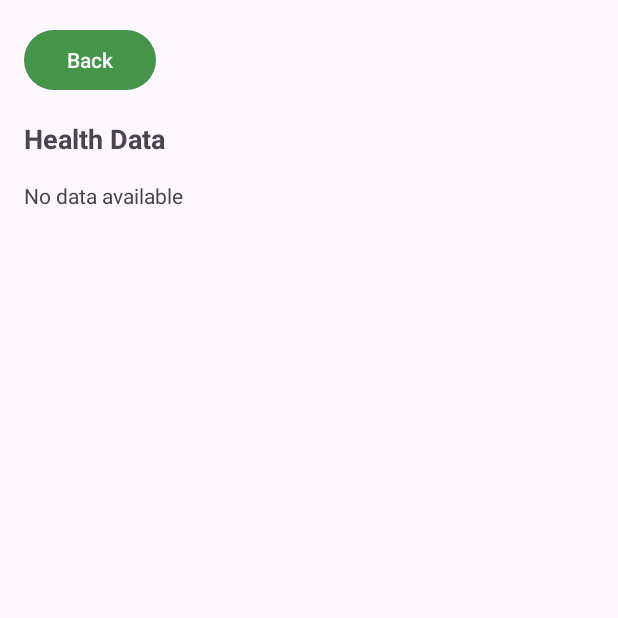
After one commit to Suzumin01/cursach_s4, an Android app: the ViewDataActivity screen opened directly, with no data from a screen before it, on a phone screen of 412 x 824 dp, the top half of it. The commit adds this screen. Run offline under Robolectric (Android 15) with nearby library versions, the light colour scheme and no system bars.

Commit message:
добавлено открытие БД в отдельном окне и время записи

```diff
--- /dev/null
+++ b/app/src/main/java/com/example/mhhp/ViewDataActivity.java
@@ -0,0 +1,51 @@
+package com.example.mhhp;
+
+import android.database.Cursor;
+import android.os.Bundle;
+import android.view.View;
+import android.widget.Button;
+import android.widget.TextView;
+import androidx.appcompat.app.AppCompatActivity;
+
+public class ViewDataActivity extends AppCompatActivity {
+
+    private DatabaseHelper databaseHelper;
+    private TextView dataDisplayTextView;
+    private Button backButton;
+
+    @Override
+    protected void onCreate(Bundle savedInstanceState) {
+        super.onCreate(savedInstanceState);
+        setContentView(R.layout.activity_view_data);
+
+        dataDisplayTextView = findViewById(R.id.dataDisplayTextView);
+        backButton = findViewById(R.id.backButton);
+        databaseHelper = new DatabaseHelper(this);
+
+        backButton.setOnClickListener(new View.OnClickListener() {
+            @Override
+            public void onClick(View v) {
+                finish(); // Закрыть активность и вернуться назад
+            }
+        });
+
+        displayData();
+    }
+
+    private void displayData() {
+        Cursor cursor = databaseHelper.getAllHealthData();
+        if (cursor.getCount() == 0) {
+            dataDisplayTextView.setText("No data available");
+            return;
+        }
+
+        StringBuilder stringBuilder = new StringBuilder();
+        while (cursor.moveToNext()) {
+            stringBuilder.append("Weight: ").append(cursor.getDouble(1)).append("\n");
+            stringBuilder.append("Blood Pressure: ").append(cursor.getString(2)).append("\n");
+            stringBuilder.append("Pulse: ").append(cursor.getString(3)).append("\n");
+            stringBuilder.append("Timestamp: ").append(cursor.getString(4)).append("\n\n");
+        }
+        dataDisplayTextView.setText(stringBuilder.toString());
+    }
+}
--- /dev/null
+++ b/app/src/main/res/layout/activity_view_data.xml
@@ -0,0 +1,40 @@
+<?xml version="1.0" encoding="utf-8"?>
+<LinearLayout xmlns:android="http://schemas.android.com/apk/res/android"
+    android:layout_width="match_parent"
+    android:layout_height="match_parent"
+    android:orientation="vertical"
+    android:padding="16dp">
+
+    <Button
+        android:id="@+id/backButton"
+        android:layout_width="wrap_content"
+        android:layout_height="wrap_content"
+        android:text="Back"
+        android:layout_marginBottom="16dp" />
+
+    <TextView
+        android:id="@+id/dataTextView"
+        android:layout_width="match_parent"
+        android:layout_height="wrap_content"
+        android:text="Health Data"
+        android:textSize="18sp"
+        android:textStyle="bold"
+        android:layout_marginBottom="16dp" />
+
+    <ScrollView
+        android:layout_width="match_parent"
+        android:layout_height="wrap_content">
+
+        <LinearLayout
+            android:layout_width="match_parent"
+            android:layout_height="wrap_content"
+            android:orientation="vertical">
+
+            <TextView
+                android:id="@+id/dataDisplayTextView"
+                android:layout_width="match_parent"
+                android:layout_height="wrap_content"
+                android:text=""/>
+        </LinearLayout>
+    </ScrollView>
+</LinearLayout>
```
Also changed, not shown: app/src/main/AndroidManifest.xml (+11 -4 lines), app/src/main/java/com/example/mhhp/DatabaseHelper.java (+18 -11 lines), app/src/main/java/com/example/mhhp/HealthParametersFragment.java (+11 -1 lines), app/src/main/res/layout/fragment_health_parameters.xml (+7 -1 lines).
